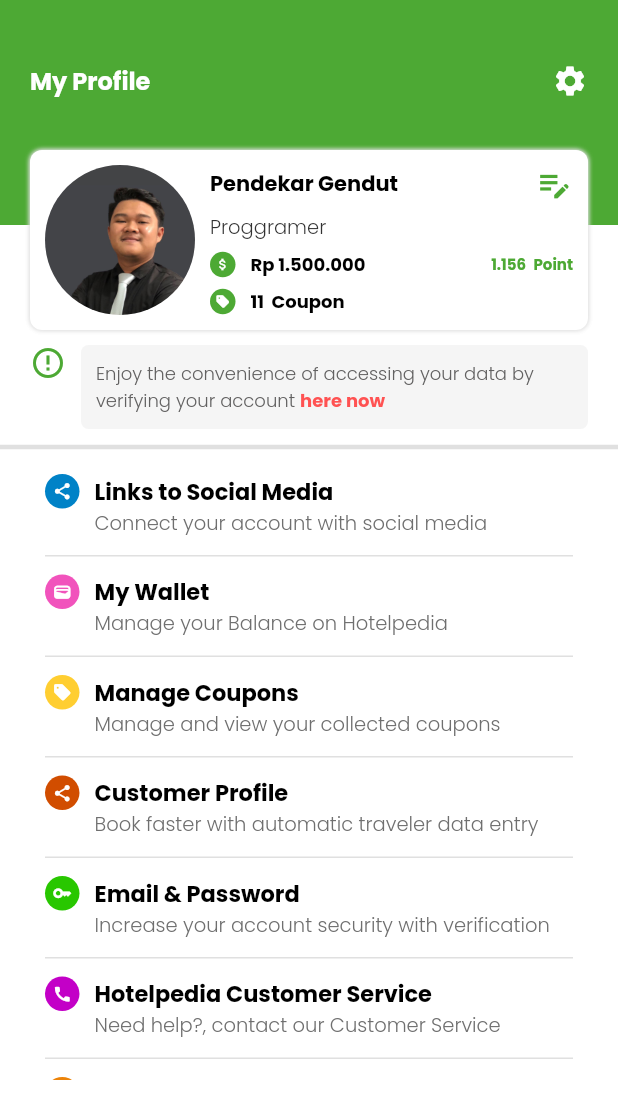
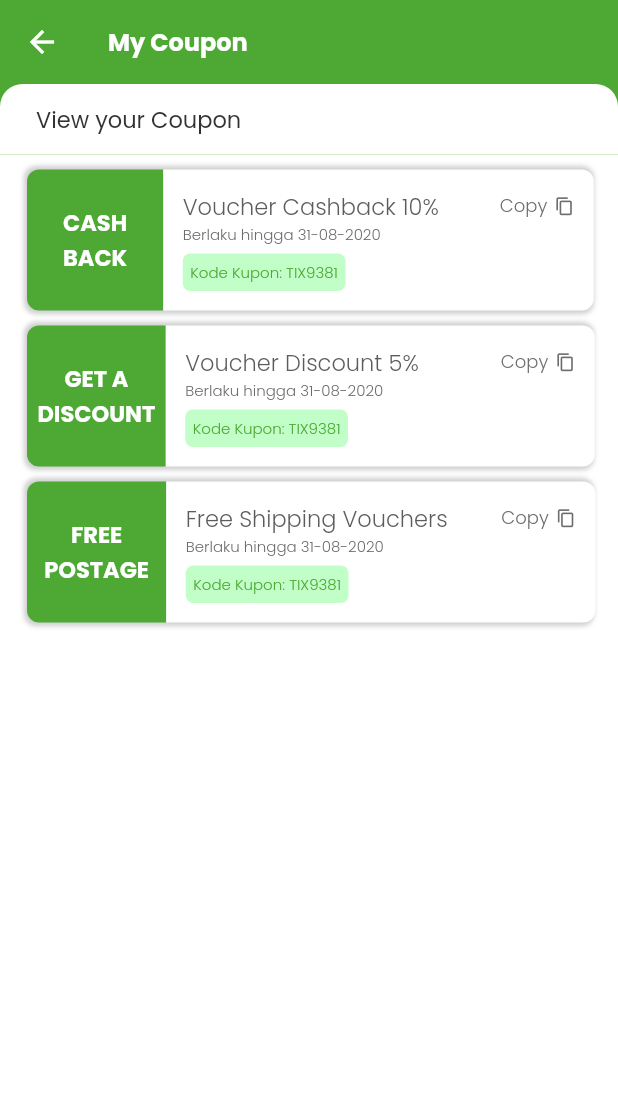
Before and after one commit to Akhdan1998/portofolio_hotel, a Flutter app: the profil screen opened directly, after a tap on "Manage Coupons", on a phone screen of 412 x 824 dp. Shown: the top 1119 px of the screen. Run offline on Flutter 3.47's test engine with Material 2 defaults, Android fonts, the light colour scheme and no system bars; our stand-ins replace animated_splash_screen, flutter_rating_bar, fluttertoast, get, google_fonts, percent_indicator and 2 more; missing offline and left inert: clipboard, story.

Commit message:
portofolio_hotel

```diff
--- a/lib/pages/identitas/login.dart
+++ b/lib/pages/identitas/login.dart
@@ -2,7 +2,7 @@ import 'package:flutter/material.dart';
 import 'package:get/get.dart';
 import 'package:google_fonts/google_fonts.dart';
 import 'package:portofolio_hotel/pages/home/home.dart';
-import 'package:portofolio_hotel/navigasi.dart';
+import 'package:portofolio_hotel/pages/navigasi.dart';
 import 'package:portofolio_hotel/pages/identitas/signup.dart';
 import 'package:supercharged/supercharged.dart';
 
--- a/lib/navigasi.dart
+++ b/lib/pages/navigasi.dart
@@ -5,7 +5,7 @@ import 'package:portofolio_hotel/pages/profil/profil.dart';
 import 'package:portofolio_hotel/pages/reservasi/reservasi.dart';
 import 'package:supercharged/supercharged.dart';
 
-import 'pages/home/home.dart';
+import 'home/home.dart';
 
 class navigasi extends StatefulWidget {
   @override
--- a/lib/pages/profil/editprofil.dart
+++ b/lib/pages/profil/editprofil.dart
@@ -13,6 +13,7 @@ class _editprofilState extends State<editprofil> {
   final job = TextEditingController();
   final email = TextEditingController();
   bool _obsecureText = true;
+
   @override
   Widget build(BuildContext context) {
     return Scaffold(
@@ -32,7 +33,10 @@ class _editprofilState extends State<editprofil> {
           child: Text(
             'Edit Profile',
             style: GoogleFonts.poppins().copyWith(
-                fontSize: 15, color: Colors.white, fontWeight: FontWeight.bold),
+              fontSize: 16,
+              color: Colors.white,
+              fontWeight: FontWeight.bold,
+            ),
           ),
         ),
       ),
--- /dev/null
+++ b/lib/pages/profil/kupon.dart
@@ -0,0 +1,478 @@
+import 'package:flutter/material.dart';
+import 'package:get/get.dart';
+import 'package:google_fonts/google_fonts.dart';
+import 'package:supercharged/supercharged.dart';
+import 'package:fluttertoast/fluttertoast.dart';
+import 'package:clipboard/clipboard.dart';
+class kupon extends StatefulWidget {
+  @override
+  State<kupon> createState() => _kuponState();
+}
+
+class _kuponState extends State<kupon> {
+  String kodecashback = "TIX1998";
+  @override
+  Widget build(BuildContext context) {
+    return Scaffold(
+      backgroundColor: Colors.white,
+      appBar: AppBar(
+        backgroundColor: '4DA934'.toColor(),
+        elevation: 0,
+        automaticallyImplyLeading: false,
+        leading: IconButton(
+          onPressed: () {
+            Get.back();
+          },
+          icon: Icon(Icons.arrow_back),
+        ),
+        title: Container(
+          alignment: Alignment.centerLeft,
+          child: Text(
+            'My Coupon',
+            style: GoogleFonts.poppins().copyWith(
+              fontSize: 16,
+              color: Colors.white,
+              fontWeight: FontWeight.bold,
+            ),
+          ),
+        ),
+      ),
+      body: Column(
+        children: [
+          Container(
+            width: MediaQuery.of(context).size.width,
+            color: '4DA934'.toColor(),
+            child: Container(
+              padding: EdgeInsets.only(top: 12, bottom: 12, left: 24),
+              decoration: BoxDecoration(
+                borderRadius: BorderRadius.only(
+                  topRight: Radius.circular(15),
+                  topLeft: Radius.circular(15),
+                ),
+                color: Colors.white,
+              ),
+              child: Text(
+                'View your Coupon',
+                style: GoogleFonts.poppins().copyWith(
+                  color: '323232'.toColor(),
+                  fontSize: 15,
+                ),
+              ),
+            ),
+          ),
+          SizedBox(height: 10),
+          GestureDetector(
+            onTap: () async {
+              Fluttertoast.showToast(
+                  msg: "Cashback Code Copied Successfully",
+                  toastLength: Toast.LENGTH_SHORT,
+                  gravity: ToastGravity.BOTTOM,
+                  timeInSecForIosWeb: 1,
+                  backgroundColor: '4DA934'.toColor(),
+                  textColor: Colors.white,
+                  fontSize: 16);
+              await FlutterClipboard.copy(kodecashback);
+            },
+            child: Container(
+              padding: EdgeInsets.only(left: 18, right: 18),
+              color: Colors.white,
+              child: Container(
+                decoration: BoxDecoration(
+                  borderRadius: BorderRadius.circular(8),
+                  boxShadow: [
+                    BoxShadow(
+                      color: Colors.grey.withOpacity(0.5),
+                      spreadRadius: 2,
+                      blurRadius: 2,
+                      offset: Offset(0, 0), // changes position of shadow
+                    ),
+                  ],
+                ),
+                child: Row(
+                  children: [
+                    Container(
+                      decoration: BoxDecoration(
+                        borderRadius: BorderRadius.only(
+                          topLeft: Radius.circular(8),
+                          bottomLeft: Radius.circular(8),
+                        ),
+                        color: '4DA934'.toColor(),
+                      ),
+                      padding: EdgeInsets.all(24),
+                      child: Column(
+                        children: [
+                          Text(
+                            'CASH',
+                            style: GoogleFonts.poppins().copyWith(
+                                color: Colors.white,
+                                fontSize: 15,
+                                fontWeight: FontWeight.bold),
+                          ),
+                          Text(
+                            'BACK',
+                            style: GoogleFonts.poppins().copyWith(
+                                color: Colors.white,
+                                fontSize: 15,
+                                fontWeight: FontWeight.bold),
+                          ),
+                        ],
+                      ),
+                    ),
+                    Container(
+                      decoration: BoxDecoration(
+                        borderRadius: BorderRadius.only(
+                          topRight: Radius.circular(8),
+                          bottomRight: Radius.circular(8),
+                        ),
+                        color: Colors.white,
+                      ),
+                      padding: EdgeInsets.all(13),
+                      child: Column(
+                        crossAxisAlignment: CrossAxisAlignment.start,
+                        // mainAxisAlignment: MainAxisAlignment.start,
+                        children: [
+                          Container(
+                            width: MediaQuery.of(context).size.width - 151,
+                            child: Row(
+                              mainAxisAlignment: MainAxisAlignment.spaceBetween,
+                              children: [
+                                Text(
+                                  'Voucher Cashback 10%',
+                                  style: GoogleFonts.poppins().copyWith(
+                                    color: '5C5C5C'.toColor(),
+                                    fontSize: 15,
+                                    fontWeight: FontWeight.w300,
+                                  ),
+                                ),
+                                Row(
+                                  children: [
+                                    Text(
+                                      'Copy',
+                                      style: GoogleFonts.poppins().copyWith(
+                                        color: '6C6C6C'.toColor(),
+                                        fontSize: 12,
+                                        fontWeight: FontWeight.w300,
+                                      ),
+                                    ),
+                                    SizedBox(width: 5),
+                                    Icon(
+                                      Icons.copy,
+                                      color: '6C6C6C'.toColor(),
+                                      size: 13,
+                                    ),
+                                  ],
+                                ),
+                              ],
+                            ),
+                          ),
+                          Text(
+                            'Berlaku hingga 31-08-2020',
+                            style: GoogleFonts.poppins().copyWith(
+                              color: '6C6C6C'.toColor(),
+                              fontSize: 10,
+                              fontWeight: FontWeight.w300,
+                            ),
+                          ),
+                          SizedBox(height: 5),
+                          Container(
+                            decoration: BoxDecoration(
+                              borderRadius: BorderRadius.circular(5),
+                              color: 'C2FEC8'.toColor(),
+                            ),
+                            padding: EdgeInsets.all(5),
+                            child: Text(
+                              'Kode Kupon: TIX9381',
+                              style: GoogleFonts.poppins().copyWith(
+                                color: '4DA934'.toColor(),
+                                fontSize: 10,
+                                fontWeight: FontWeight.w300,
+                              ),
+                            ),
+                          ),
+                        ],
+                      ),
+                    ),
+                  ],
+                ),
+              ),
+            ),
+          ),
+          SizedBox(height: 10),
+          GestureDetector(
+            onTap: () async {
+              Fluttertoast.showToast(
+                  msg: "Discount Code Copied Successfully",
+                  toastLength: Toast.LENGTH_SHORT,
+                  gravity: ToastGravity.BOTTOM,
+                  timeInSecForIosWeb: 1,
+                  backgroundColor: '4DA934'.toColor(),
+                  textColor: Colors.white,
+                  fontSize: 16);
+              await FlutterClipboard.copy(kodecashback);
+            },
+            child: Container(
+              padding: EdgeInsets.only(left: 18, right: 18),
+              color: Colors.white,
+              child: Container(
+                decoration: BoxDecoration(
+                  borderRadius: BorderRadius.circular(8),
+                  boxShadow: [
+                    BoxShadow(
+                      color: Colors.grey.withOpacity(0.5),
+                      spreadRadius: 2,
+                      blurRadius: 2,
+                      offset: Offset(0, 0), // changes position of shadow
+                    ),
+                  ],
+                ),
+                child: Row(
+                  children: [
+                    Container(
+                      decoration: BoxDecoration(
+                        borderRadius: BorderRadius.only(
+                          topLeft: Radius.circular(8),
+                          bottomLeft: Radius.circular(8),
+                        ),
+                        color: '4DA934'.toColor(),
+                      ),
+                      padding: EdgeInsets.only(left: 7, right: 7, top: 24, bottom: 24),
+                      child: Column(
+                        children: [
+                          Text(
+                            'GET A',
+                            style: GoogleFonts.poppins().copyWith(
+                                color: Colors.white,
+                                fontSize: 15,
+                                fontWeight: FontWeight.bold),
+                          ),
+                          Text(
+                            'DISCOUNT',
+                            style: GoogleFonts.poppins().copyWith(
+                                color: Colors.white,
+                                fontSize: 15,
+                                fontWeight: FontWeight.bold),
+                          ),
+                        ],
+                      ),
+                    ),
+                    Container(
+                      decoration: BoxDecoration(
+                        borderRadius: BorderRadius.only(
+                          topRight: Radius.circular(8),
+                          bottomRight: Radius.circular(8),
+                        ),
+                        color: Colors.white,
+                      ),
+                      padding: EdgeInsets.all(13),
+                      child: Column(
+                        crossAxisAlignment: CrossAxisAlignment.start,
+                        // mainAxisAlignment: MainAxisAlignment.start,
+                        children: [
+                          Container(
+                            width: MediaQuery.of(context).size.width - 152,
+                            child: Row(
+                              mainAxisAlignment: MainAxisAlignment.spaceBetween,
+                              children: [
+                                Text(
+                                  'Voucher Discount 5%',
+                                  style: GoogleFonts.poppins().copyWith(
+                                    color: '5C5C5C'.toColor(),
+                                    fontSize: 15,
+                                    fontWeight: FontWeight.w300,
+                                  ),
+                                ),
+                                Row(
+                                  children: [
+                                    Text(
+                                      'Copy',
+                                      style: GoogleFonts.poppins().copyWith(
+                                        color: '6C6C6C'.toColor(),
+                                        fontSize: 12,
+                                        fontWeight: FontWeight.w300,
+                                      ),
+                                    ),
+                                    SizedBox(width: 5),
+                                    Icon(
+                                      Icons.copy,
+                                      color: '6C6C6C'.toColor(),
+                                      size: 13,
+                                    ),
+                                  ],
+                                ),
+                              ],
+                            ),
+                          ),
+                          Text(
+                            'Berlaku hingga 31-08-2020',
+                            style: GoogleFonts.poppins().copyWith(
+                              color: '6C6C6C'.toColor(),
+                              fontSize: 10,
+                              fontWeight: FontWeight.w300,
+                            ),
+                          ),
+                          SizedBox(height: 5),
+                          Container(
+                            decoration: BoxDecoration(
+                              borderRadius: BorderRadius.circular(5),
+                              color: 'C2FEC8'.toColor(),
+                            ),
+                            padding: EdgeInsets.all(5),
+                            child: Text(
+                              'Kode Kupon: TIX9381',
+                              style: GoogleFonts.poppins().copyWith(
+                                color: '4DA934'.toColor(),
+                                fontSize: 10,
+                                fontWeight: FontWeight.w300,
+                              ),
+                            ),
+                          ),
+                        ],
+                      ),
+                    ),
+                  ],
+                ),
+              ),
+            ),
+          ),
+          SizedBox(height: 10),
+          GestureDetector(
+            onTap: () async {
+              Fluttertoast.showToast(
+                  msg: "Free Shipping Code Copied Successfully",
+                  toastLength: Toast.LENGTH_SHORT,
+                  gravity: ToastGravity.BOTTOM,
+                  timeInSecForIosWeb: 1,
+                  backgroundColor: '4DA934'.toColor(),
+                  textColor: Colors.white,
+                  fontSize: 16);
+              await FlutterClipboard.copy(kodecashback);
+            },
+            child: Container(
+              padding: EdgeInsets.only(left: 18, right: 18),
+              color: Colors.white,
+              child: Container(
+                decoration: BoxDecoration(
+                  borderRadius: BorderRadius.circular(8),
+                  boxShadow: [
+                    BoxShadow(
+                      color: Colors.grey.withOpacity(0.5),
+                      spreadRadius: 2,
+                      blurRadius: 2,
+                      offset: Offset(0, 0), // changes position of shadow
+                    ),
+                  ],
+                ),
+                child: Row(
+                  children: [
+                    Container(
+                      decoration: BoxDecoration(
+                        borderRadius: BorderRadius.only(
+                          topLeft: Radius.circular(8),
+                          bottomLeft: Radius.circular(8),
+                        ),
+                        color: '4DA934'.toColor(),
+                      ),
+                      padding: EdgeInsets.only(left: 11.5, right: 11.5, top: 24, bottom: 24),
+                      child: Column(
+                        children: [
+                          Text(
+                            'FREE',
+                            style: GoogleFonts.poppins().copyWith(
+                                color: Colors.white,
+                                fontSize: 15,
+                                fontWeight: FontWeight.bold),
+                          ),
+                          Text(
+                            'POSTAGE',
+                            style: GoogleFonts.poppins().copyWith(
+                                color: Colors.white,
+                                fontSize: 15,
+                                fontWeight: FontWeight.bold),
+                          ),
+                        ],
+                      ),
+                    ),
+                    Container(
+                      decoration: BoxDecoration(
+                        borderRadius: BorderRadius.only(
+                          topRight: Radius.circular(8),
+                          bottomRight: Radius.circular(8),
+                        ),
+                        color: Colors.white,
+                      ),
+                      padding: EdgeInsets.all(13),
+                      child: Column(
+                        crossAxisAlignment: CrossAxisAlignment.start,
+                        // mainAxisAlignment: MainAxisAlignment.start,
+                        children: [
+                          Container(
+                            width: MediaQuery.of(context).size.width - 152,
+                            child: Row(
+                              mainAxisAlignment: MainAxisAlignment.spaceBetween,
+                              children: [
+                                Text(
+                                  'Free Shipping Vouchers',
+                                  style: GoogleFonts.poppins().copyWith(
+                                    color: '5C5C5C'.toColor(),
+                                    fontSize: 15,
+                                    fontWeight: FontWeight.w300,
+                                  ),
+                                ),
+                                Row(
+                                  children: [
+                                    Text(
+                                      'Copy',
+                                      style: GoogleFonts.poppins().copyWith(
+                                        color: '6C6C6C'.toColor(),
+                                        fontSize: 12,
+                                        fontWeight: FontWeight.w300,
+                                      ),
+                                    ),
+                                    SizedBox(width: 5),
+                                    Icon(
+                                      Icons.copy,
+                                      color: '6C6C6C'.toColor(),
+                                      size: 13,
+                                    ),
+                                  ],
+                                ),
+                              ],
+                            ),
+                          ),
+                          Text(
+                            'Berlaku hingga 31-08-2020',
+                            style: GoogleFonts.poppins().copyWith(
+                              color: '6C6C6C'.toColor(),
+                              fontSize: 10,
+                              fontWeight: FontWeight.w300,
+                            ),
+                          ),
+                          SizedBox(height: 5),
+                          Container(
+                            decoration: BoxDecoration(
+                              borderRadius: BorderRadius.circular(5),
+                              color: 'C2FEC8'.toColor(),
+                            ),
+                            padding: EdgeInsets.all(5),
+                            child: Text(
+                              'Kode Kupon: TIX9381',
+                              style: GoogleFonts.poppins().copyWith(
+                                color: '4DA934'.toColor(),
+                                fontSize: 10,
+                                fontWeight: FontWeight.w300,
+                              ),
+                            ),
+                          ),
+                        ],
+                      ),
+                    ),
+                  ],
+                ),
+              ),
+            ),
+          ),
+        ],
+      ),
+    );
+  }
+}
--- a/lib/pages/profil/profil.dart
+++ b/lib/pages/profil/profil.dart
@@ -5,6 +5,7 @@ import 'package:intl/intl.dart';
 import 'package:supercharged/supercharged.dart';
 
 import 'editprofil.dart';
+import 'kupon.dart';
 import 'media.dart';
 
 class profil extends StatefulWidget {
@@ -392,7 +393,9 @@ class _profilState extends State<profil> {
                       thickness: 1,
                     ),
                     GestureDetector(
-                      onTap: () {},
+                      onTap: () {
+                        Get.to(kupon());
+                      },
                       child: Container(
                         color: Colors.white,
                         child: Row(
--- a/pubspec.yaml
+++ b/pubspec.yaml
@@ -40,6 +40,8 @@ dependencies:
   flutter_rating_bar: ^4.0.1
   video_player: ^2.6.1
   url_launcher: ^6.1.11
+  fluttertoast: ^8.2.2
+  clipboard: ^0.1.3
   # The following adds the Cupertino Icons font to your application.
   # Use with the CupertinoIcons class for iOS style icons.
   cupertino_icons: ^1.0.2
```
Also changed, not shown: pubspec.lock, 1 other file. Lines whose indentation alone changed are shown as unchanged.
